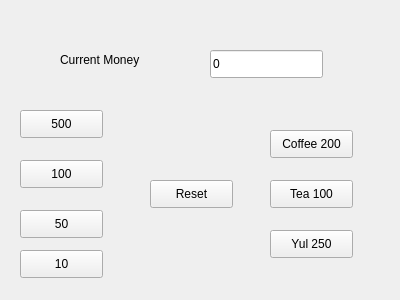
Above: project/vendingMachine/widget.ui from JangHanbin/CCIT before the change. Below: the same form after it.
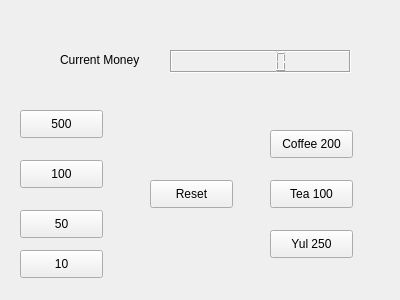
That is the form after the change.

```diff
--- a/project/vendingMachine/widget.ui
+++ b/project/vendingMachine/widget.ui
@@ -13,19 +13,6 @@
   <property name="windowTitle">
    <string>Widget</string>
   </property>
-  <widget class="QLineEdit" name="lineEdit">
-   <property name="geometry">
-    <rect>
-     <x>210</x>
-     <y>50</y>
-     <width>113</width>
-     <height>28</height>
-    </rect>
-   </property>
-   <property name="text">
-    <string>0</string>
-   </property>
-  </widget>
   <widget class="QPushButton" name="Button500">
    <property name="geometry">
     <rect>
@@ -143,6 +130,30 @@
     <string>Reset</string>
    </property>
   </widget>
+  <widget class="QLCDNumber" name="lcdNumber">
+   <property name="geometry">
+    <rect>
+     <x>170</x>
+     <y>50</y>
+     <width>181</width>
+     <height>23</height>
+    </rect>
+   </property>
+   <property name="font">
+    <font>
+     <family>나눔고딕</family>
+     <pointsize>15</pointsize>
+     <weight>75</weight>
+     <bold>true</bold>
+    </font>
+   </property>
+   <property name="frameShape">
+    <enum>QFrame::Box</enum>
+   </property>
+   <property name="frameShadow">
+    <enum>QFrame::Sunken</enum>
+   </property>
+  </widget>
  </widget>
  <layoutdefault spacing="6" margin="11"/>
  <resources/>
```
